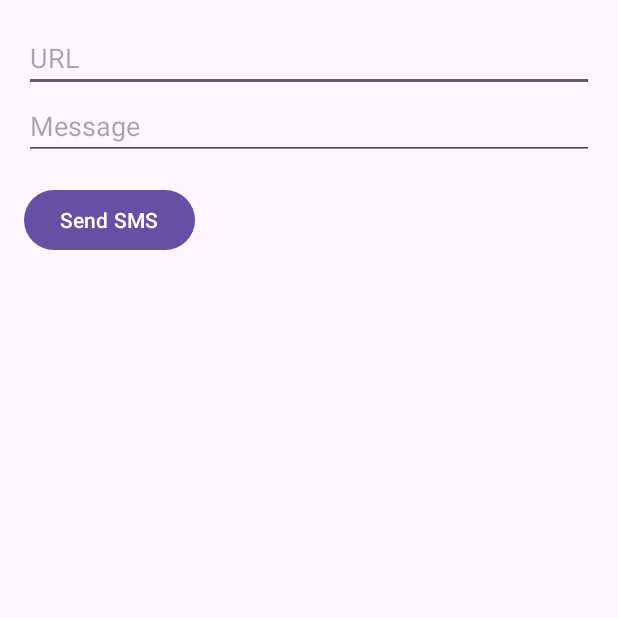
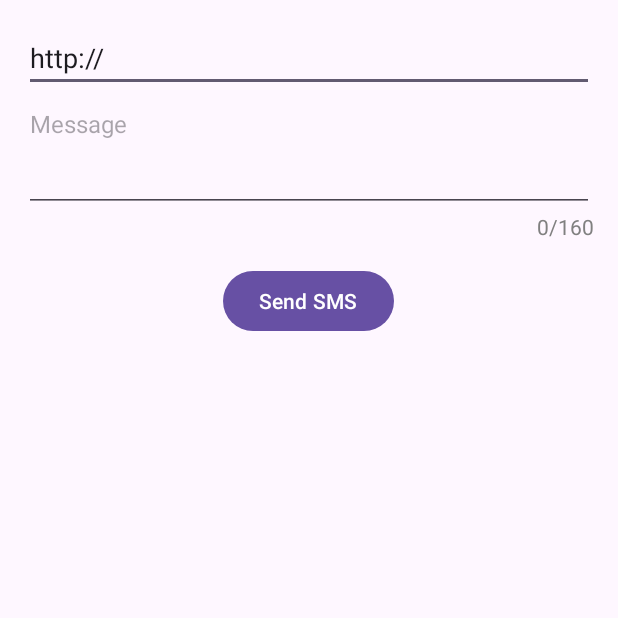
Before and after one commit to oriavsapir/Group-SMSender, an Android app: the screen it shows after launch (MainActivity), on a phone screen of 412 x 824 dp, the top half of it. Run offline under Robolectric (Android 15) with nearby library versions, the phone set to English and light mode, and no system bars; our stand-ins replace Volley.

Commit message:
add files

```diff
--- a/app/src/main/java/com/example/group_smsender/MainActivity.java
+++ b/app/src/main/java/com/example/group_smsender/MainActivity.java
@@ -4,6 +4,8 @@ import android.Manifest;
 import android.content.pm.PackageManager;
 import android.os.Bundle;
 import android.telephony.SmsManager;
+import android.text.Editable;
+import android.text.TextWatcher;
 import android.util.Log;
 import android.view.View;
 import android.widget.Button;
@@ -33,6 +35,7 @@ public class MainActivity extends AppCompatActivity {
     EditText msgEditText;
     Button sendButton;
     TextView responseTextView;
+    TextView letterCounterTextView;
 
     private static final int PERMISSION_REQUEST_SEND_SMS = 1;
 
@@ -46,6 +49,7 @@ public class MainActivity extends AppCompatActivity {
         msgEditText = findViewById(R.id.msgEditText);
         sendButton = findViewById(R.id.sendButton);
         responseTextView = findViewById(R.id.responseTextView);
+        letterCounterTextView = findViewById(R.id.letterCounterTextView);
 
         // set click listener for send button
         sendButton.setOnClickListener(new View.OnClickListener() {
@@ -55,6 +59,21 @@ public class MainActivity extends AppCompatActivity {
                 String msg = msgEditText.getText().toString();
                 sendGetRequest(url, msg);
             }
+        });
+
+        // character count listener for msgEditText
+        msgEditText.addTextChangedListener(new TextWatcher() {
+            @Override
+            public void beforeTextChanged(CharSequence s, int start, int count, int after) {}
+
+            @Override
+            public void onTextChanged(CharSequence s, int start, int before, int count) {
+                int currentCount = s.length();
+                letterCounterTextView.setText(currentCount + "/160");
+            }
+
+            @Override
+            public void afterTextChanged(Editable s) {}
         });
     }
 
--- a/app/src/main/res/layout/activity_main.xml
+++ b/app/src/main/res/layout/activity_main.xml
@@ -11,19 +11,42 @@
         android:id="@+id/urlEditText"
         android:layout_width="match_parent"
         android:layout_height="wrap_content"
-        android:hint="URL" />
+        android:hint="URL"
+        android:text="http://" />
 
     <EditText
         android:id="@+id/msgEditText"
         android:layout_width="match_parent"
         android:layout_height="wrap_content"
-        android:hint="Message" />
+        android:hint="Message"
+        android:minLines="3"
+        android:gravity="top|start"
+        android:textSize="16sp"
+        android:textColor="#000000"
+        android:inputType="textMultiLine" />
+
+    <LinearLayout
+        android:layout_width="match_parent"
+        android:layout_height="wrap_content"
+        android:orientation="horizontal"
+        android:gravity="end">
+
+        <TextView
+            android:id="@+id/letterCounterTextView"
+            android:layout_width="wrap_content"
+            android:layout_height="wrap_content"
+            android:text="0/160"
+            android:textAppearance="?android:textAppearanceSmall"
+            android:textColor="#808080" />
+
+    </LinearLayout>
 
     <Button
         android:id="@+id/sendButton"
         android:layout_width="wrap_content"
         android:layout_height="wrap_content"
         android:text="Send SMS"
+        android:layout_gravity="center"
         android:layout_marginTop="16dp" />
 
     <TextView
```
